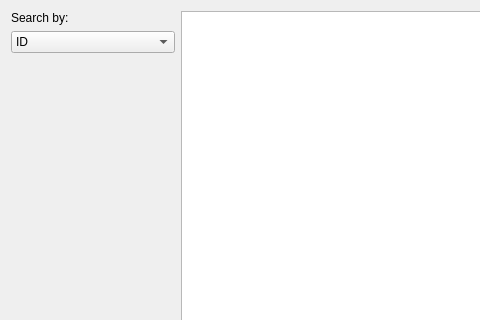
Before: the Qt Designer form src/formquery.ui in zwpwjwtz/HMDB-qt, drawn with Qt 5; both pictures show x 0 to 480 and y 0 to 320 of the 600 by 472 pixel window.
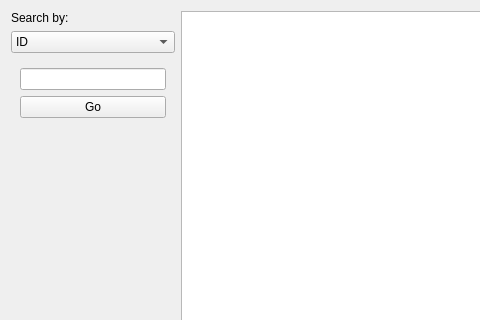
After: the same form once the commit is applied. The open tabs and pages were chosen to show the change.

```diff
--- a/src/formquery.ui
+++ b/src/formquery.ui
@@ -102,7 +102,33 @@
              </item>
             </layout>
            </widget>
-           <widget class="QWidget" name="pageOptionName"/>
+           <widget class="QWidget" name="pageOptionName">
+            <layout class="QVBoxLayout" name="verticalLayout_4">
+             <item>
+              <widget class="QLineEdit" name="textQueryName"/>
+             </item>
+             <item>
+              <widget class="QPushButton" name="buttonQueryName">
+               <property name="text">
+                <string>Go</string>
+               </property>
+              </widget>
+             </item>
+             <item>
+              <spacer name="verticalSpacer_4">
+               <property name="orientation">
+                <enum>Qt::Vertical</enum>
+               </property>
+               <property name="sizeHint" stdset="0">
+                <size>
+                 <width>20</width>
+                 <height>40</height>
+                </size>
+               </property>
+              </spacer>
+             </item>
+            </layout>
+           </widget>
            <widget class="QWidget" name="pageOptionMass">
             <layout class="QVBoxLayout" name="verticalLayout_3">
              <item>
```
